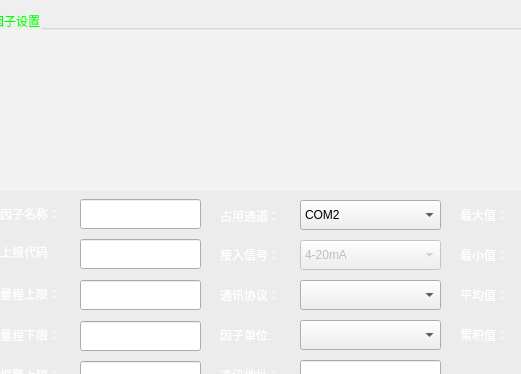
The window that interface/src/ui/frmconfig.ui (msq123sjl/zlkzq) describes before a commit, drawn with Qt 5; both pictures show x 150 to 671 and y 0 to 374 of the 800 by 480 pixel window.
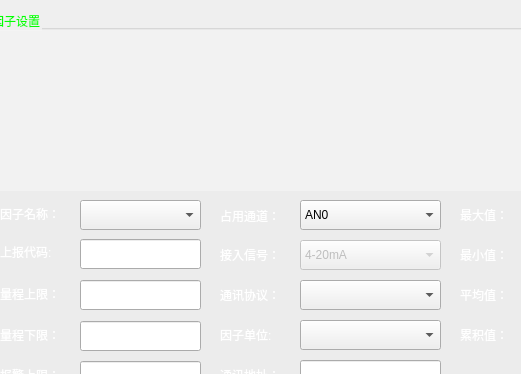
The same window after the commit. The open tabs and pages were chosen to show the change. Icons and pictures are not drawn. Custom widgets are drawn as their Qt base class.

What changed in the file:
```diff
--- a/interface/src/ui/frmconfig.ui
+++ b/interface/src/ui/frmconfig.ui
@@ -418,19 +418,6 @@
        <property name="text">
         <string>因子名称：</string>
        </property>
-       <property name="buddy">
-        <cstring>txtparaName</cstring>
-       </property>
-      </widget>
-      <widget class="QLineEdit" name="txtparaName">
-       <property name="geometry">
-        <rect>
-         <x>90</x>
-         <y>189</y>
-         <width>121</width>
-         <height>30</height>
-        </rect>
-       </property>
       </widget>
       <widget class="QLabel" name="label_22">
        <property name="geometry">
@@ -600,7 +587,7 @@
         </rect>
        </property>
        <property name="currentIndex">
-        <number>8</number>
+        <number>0</number>
        </property>
        <item>
         <property name="text">
@@ -1046,6 +1033,16 @@
         </rect>
        </property>
       </widget>
+      <widget class="QComboBox" name="comboBox_paraName">
+       <property name="geometry">
+        <rect>
+         <x>90</x>
+         <y>190</y>
+         <width>121</width>
+         <height>30</height>
+        </rect>
+       </property>
+      </widget>
      </widget>
     </widget>
     <widget class="QWidget" name="page_3">
```
Left out of the diff: 52 changed lines with no effect on the pictures.
